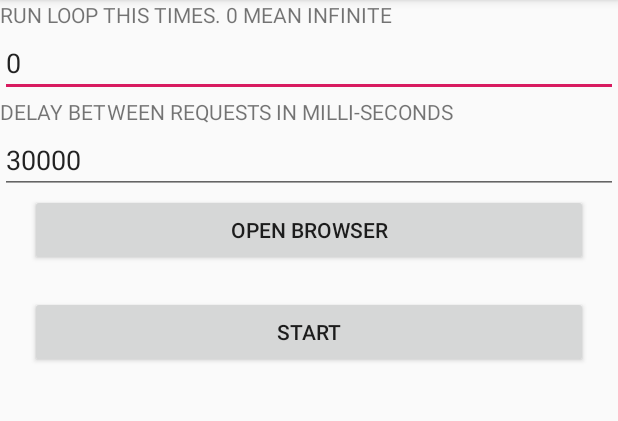
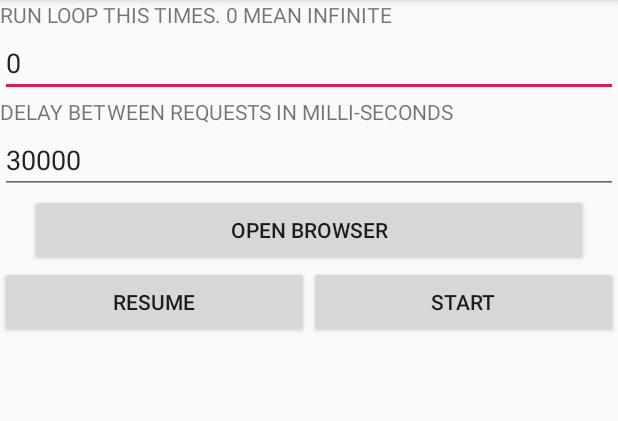
Before and after one commit to Moutamid/CapterraWebsitesLinkScraper, an Android app: the screen it shows after launch (MainActivity), after a tap on "START", on a phone screen of 412 x 824 dp, the part 84-505 px from its top. Run offline under Robolectric (Android 15) with nearby library versions, the phone set to English and light mode, and no system bars; 1 other tap on this screen came first.

Commit message:
added resume loop and start loop button

```diff
--- a/app/src/main/java/com/example/andy/myapplication/MainActivity.java
+++ b/app/src/main/java/com/example/andy/myapplication/MainActivity.java
@@ -2,8 +2,8 @@ package com.example.andy.myapplication;
 
 import android.app.ProgressDialog;
 import android.content.Context;
-import android.content.DialogInterface;
 import android.content.Intent;
+import android.content.SharedPreferences;
 import android.os.AsyncTask;
 import android.os.Build;
 import android.os.Bundle;
@@ -11,7 +11,6 @@ import android.os.Environment;
 import android.support.v7.app.AppCompatActivity;
 import android.util.Log;
 import android.view.View;
-import android.widget.Button;
 import android.widget.EditText;
 import android.widget.TextView;
 import android.widget.Toast;
@@ -26,7 +25,6 @@ import java.net.MalformedURLException;
 import java.net.URL;
 import java.util.ArrayList;
 import java.util.HashSet;
-import java.util.Objects;
 import java.util.regex.Matcher;
 import java.util.regex.Pattern;
 
@@ -55,9 +53,18 @@ public class MainActivity extends AppCompatActivity {
         progressDialog.setCanceledOnTouchOutside(false);
         progressDialog.setMessage("Loading...");
 
-        findViewById(R.id.startBtn).setOnClickListener(new View.OnClickListener() {
+        findViewById(R.id.resumeBtn).setOnClickListener(new View.OnClickListener() {
             @Override
             public void onClick(View view) {
+                DownloadTask task = new DownloadTask();
+                task.execute("https://www.capterra.com/p/170703/Sightcall/");
+            }
+        });
+
+        findViewById(R.id.start1Btn).setOnClickListener(new View.OnClickListener() {
+            @Override
+            public void onClick(View view) {
+                storeInteger(0);
                 DownloadTask task = new DownloadTask();
                 task.execute("https://www.capterra.com/p/170703/Sightcall/");
             }
@@ -412,7 +419,18 @@ public class MainActivity extends AppCompatActivity {
             else
                 delayInt = Integer.parseInt(ppp);
 
+            int storedInt = getStoredInteger();
+
             for (String profileUrl : profileUrlsList) {
+
+                int position = profileUrlsList.indexOf(profileUrl) + 1;
+
+                // THIS CODE IS USED TO RESUME THE LOOP WHERE IT WAS BEFORE CRASH
+                if (storedInt != 0){
+                    if (position <= storedInt){
+                        continue;
+                    }
+                }
 
 //                if (profileUrlsList.indexOf(profileUrl) + 1)
 
@@ -426,7 +444,6 @@ public class MainActivity extends AppCompatActivity {
                     websiteUrlsList.add(webUrl);
                     saveTextFile(false);
                 }
-                int position = profileUrlsList.indexOf(profileUrl) + 1;
 
                 updateProgressBar(String.valueOf(position), totalSize);
 
@@ -442,6 +459,8 @@ public class MainActivity extends AppCompatActivity {
                         break;
                     }
                 }
+
+                storeInteger(position);
 
 //                if (breakk) {
 //                    break;
@@ -624,4 +643,19 @@ public class MainActivity extends AppCompatActivity {
 
         }
     }
+
+    private static final String PACKAGE_NAME = "dev.moutamid.Capterra";
+
+    private SharedPreferences sharedPreferences;
+
+    public void storeInteger(int value) {
+        sharedPreferences = context.getSharedPreferences(PACKAGE_NAME, Context.MODE_PRIVATE);
+        sharedPreferences.edit().putInt("LOOP_VALUE", value).apply();
+    }
+
+    public int getStoredInteger() {
+        sharedPreferences = context.getSharedPreferences(PACKAGE_NAME, Context.MODE_PRIVATE);
+        return sharedPreferences.getInt("LOOP_VALUE", 0);
+    }
+
 }
--- a/app/src/main/res/layout/activity_main.xml
+++ b/app/src/main/res/layout/activity_main.xml
@@ -44,12 +44,27 @@
         android:layout_marginHorizontal="20dp"
         android:text="Open browser" />
 
-    <Button
-        android:id="@+id/startBtn"
+    <LinearLayout
         android:layout_width="match_parent"
         android:layout_height="wrap_content"
-        android:layout_margin="20dp"
-        android:text="Start" />
+        android:orientation="horizontal"
+        android:weightSum="2">
+
+        <Button
+            android:id="@+id/resumeBtn"
+            android:layout_width="0dp"
+            android:layout_weight="1"
+            android:layout_height="wrap_content"
+            android:text="Resume" />
+
+        <Button
+            android:id="@+id/start1Btn"
+            android:layout_width="0dp"
+            android:layout_weight="1"
+            android:layout_height="wrap_content"
+            android:text="Start" />
+
+    </LinearLayout>
 
     <ScrollView
         android:layout_width="match_parent"
```
